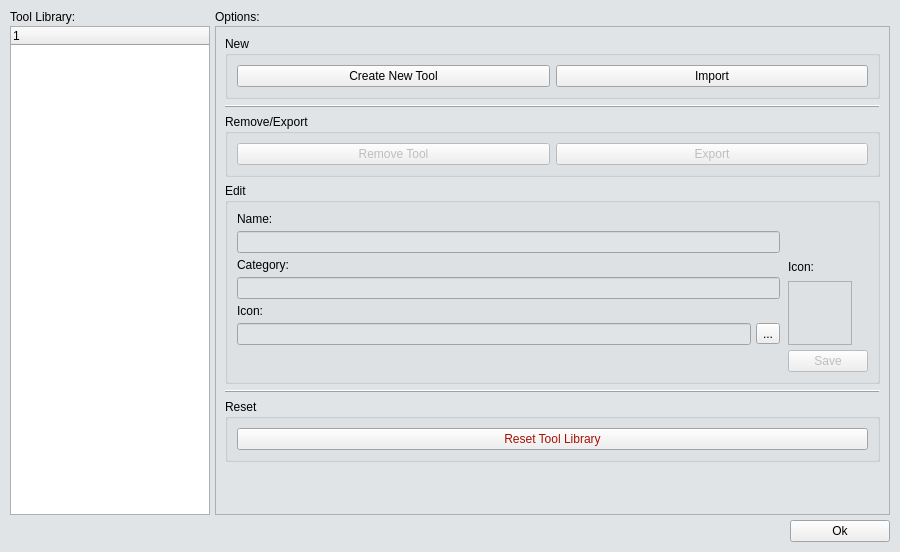
Above: app/src/toolboxsettings.ui from objectwheel/objectwheel before the change. Below: the same form after it.
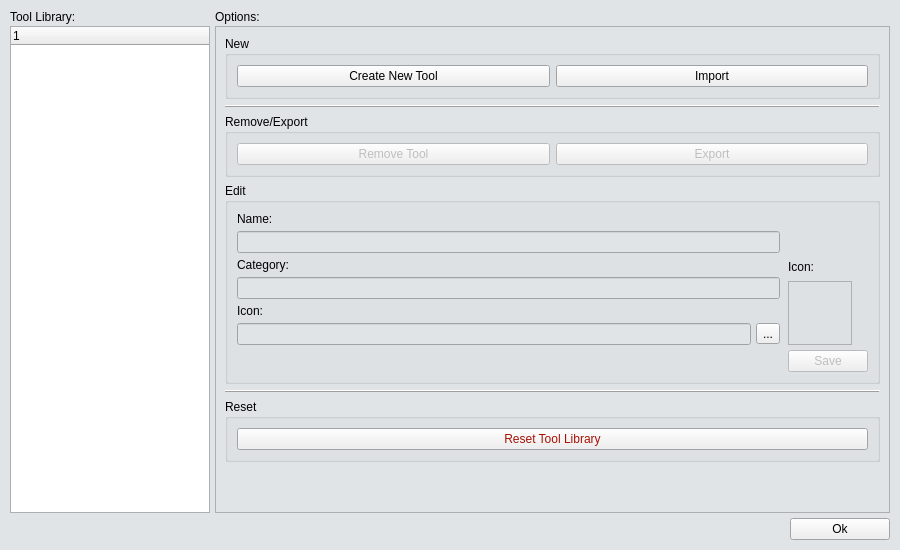
That is the form after the change. Icons and pictures are not drawn. Custom widgets are drawn as their Qt base class.

Diff of the .ui file:
```diff
--- a/app/src/toolboxsettings.ui
+++ b/app/src/toolboxsettings.ui
@@ -10,7 +10,7 @@
     <x>0</x>
     <y>0</y>
     <width>900</width>
-    <height>552</height>
+    <height>550</height>
    </rect>
   </property>
   <property name="palette">
@@ -175,7 +175,7 @@
           <x>0</x>
           <y>0</y>
           <width>669</width>
-          <height>473</height>
+          <height>471</height>
          </rect>
         </property>
         <layout class="QVBoxLayout" name="verticalLayout">
```
